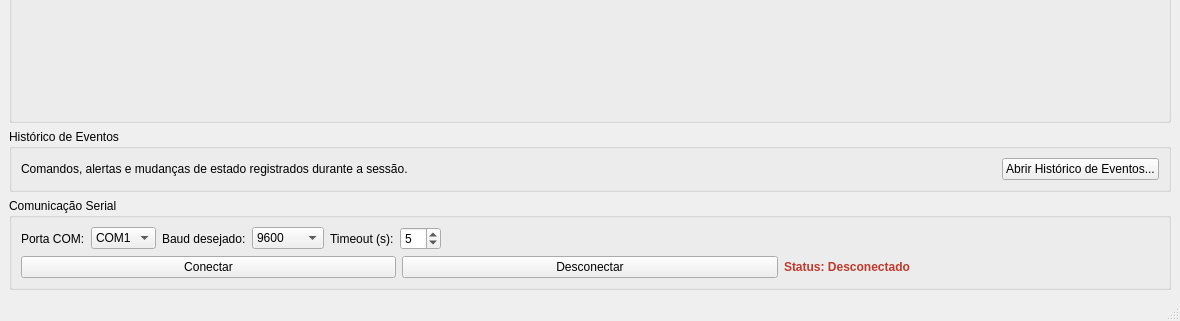
Above: ui/tela.ui from DellaliberaPedro/scada-reservatorio-agua before the change; both pictures show x 0 to 1180 and y 539 to 860 of the 1180 by 860 pixel window. Below: the same form after it.
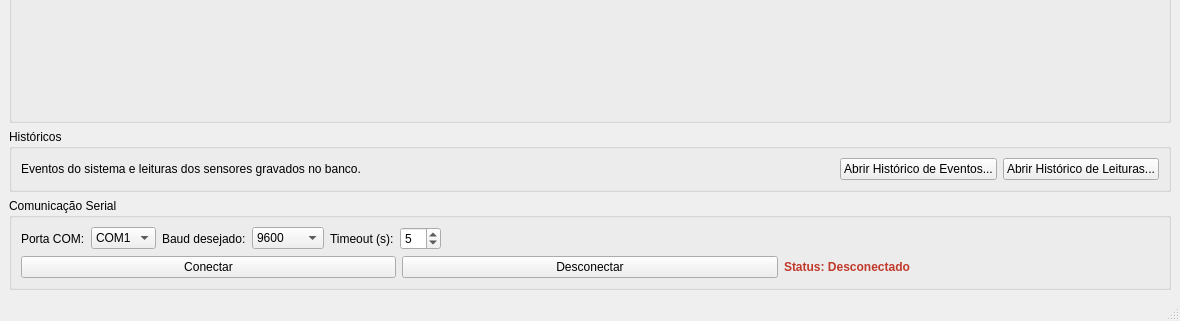
That is the form after the change.

Commit message: feat: leituras dos sensores no SQLite e historico de leituras assincrono (grafico + resumo)

What changed in the file:
```diff
--- a/ui/tela.ui
+++ b/ui/tela.ui
@@ -304,13 +304,13 @@
     <item>
      <widget class="QGroupBox" name="group_historico">
       <property name="title">
-       <string>Histórico de Eventos</string>
+       <string>Históricos</string>
       </property>
       <layout class="QHBoxLayout" name="layout_historico">
        <item>
         <widget class="QLabel" name="lbl_resumo_historico">
          <property name="text">
-          <string>Comandos, alertas e mudanças de estado registrados durante a sessão.</string>
+          <string>Eventos do sistema e leituras dos sensores gravados no banco.</string>
          </property>
         </widget>
        </item>
@@ -334,6 +334,13 @@
          </property>
         </widget>
        </item>
+       <item>
+        <widget class="QPushButton" name="btn_abrir_historico_leituras">
+         <property name="text">
+          <string>Abrir Histórico de Leituras...</string>
+         </property>
+        </widget>
+       </item>
       </layout>
      </widget>
     </item>
```
The commit also changes 11 other files.
